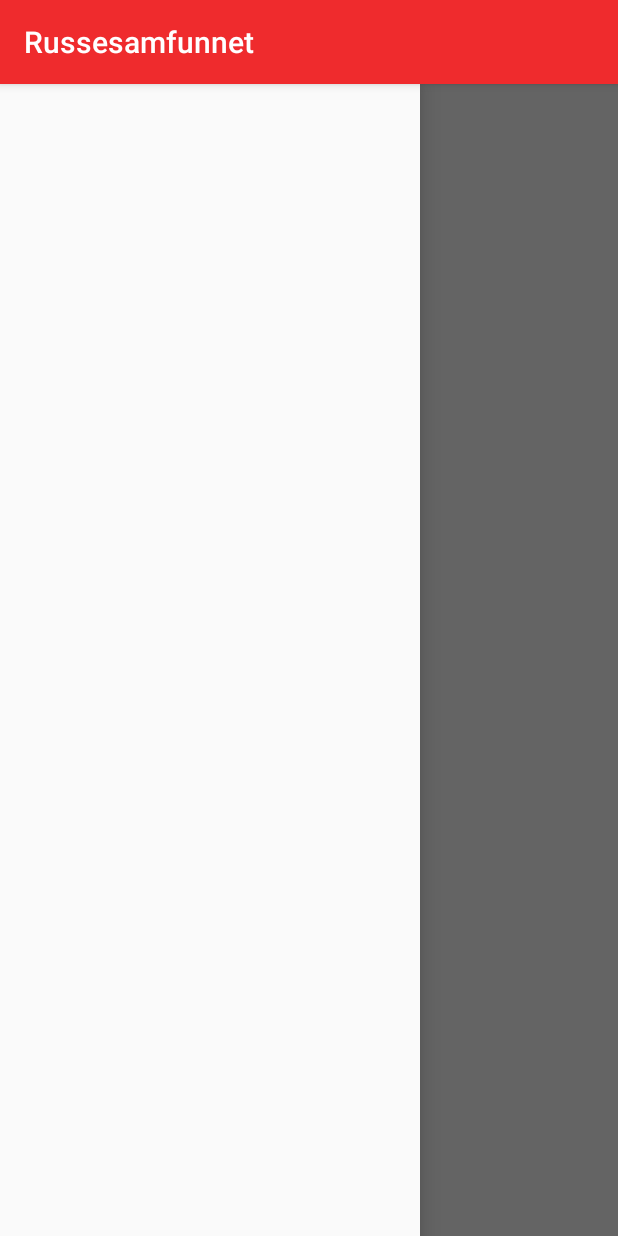
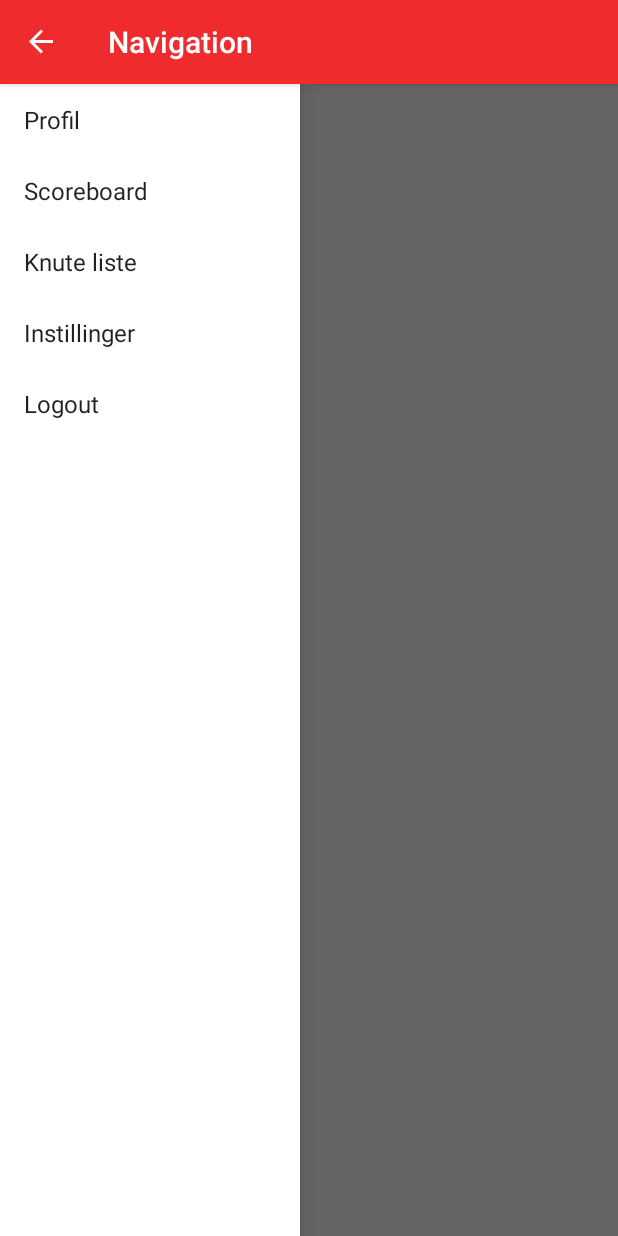
Before and after one commit to UnnamedSoftware/Russesamfunnet.no---Android, an Android app: the screen it shows after launch (Feed), with the side drawer open, on a phone screen of 412 x 824 dp. Run offline under Robolectric (Android 15) with nearby library versions, the phone set to English and light mode, and no system bars.

Commit message:
Added feed. Added Navigation bar. Added functionality to the navigation bar.

```diff
--- a/app/build.gradle
+++ b/app/build.gradle
@@ -26,5 +26,5 @@ dependencies {
     androidTestImplementation 'com.android.support.test:runner:1.0.1'
     androidTestImplementation 'com.android.support.test.espresso:espresso-core:3.0.1'
     compile 'com.mikhaellopez:circularimageview:3.0.2'
-
+    compile 'com.android.support:design:26.1.0'
 }
--- a/app/src/main/java/com/unnamedsoftware/russesamfunnet/Feed.java
+++ b/app/src/main/java/com/unnamedsoftware/russesamfunnet/Feed.java
@@ -1,20 +1,113 @@
 package com.unnamedsoftware.russesamfunnet;
 
+import android.content.res.Configuration;
+import android.support.v4.widget.DrawerLayout;
+import android.support.v4.widget.ListViewAutoScrollHelper;
+import android.support.v7.app.ActionBarDrawerToggle;
 import android.support.v7.app.AppCompatActivity;
 import android.os.Bundle;
+import android.view.MenuItem;
+import android.view.View;
+import android.widget.AdapterView;
+import android.widget.ArrayAdapter;
+import android.widget.ListView;
+
+import java.util.List;
 
 public class Feed extends AppCompatActivity {
+
+    private DrawerLayout drawerLayout;
+    private ListView drawerList;
+    private ArrayAdapter<String> drawerAdapter;
+    private ActionBarDrawerToggle drawerToggle;
+    private String activityTitle;
 
     @Override
     protected void onCreate(Bundle savedInstanceState) {
         super.onCreate(savedInstanceState);
         setContentView(R.layout.activity_feed);
 
+        getSupportActionBar().setDisplayHomeAsUpEnabled(true);
+        getSupportActionBar().setHomeButtonEnabled(true);
+
+        drawerLayout = (DrawerLayout) findViewById(R.id.navigationDrawer);
+        drawerList = (ListView) findViewById(R.id.navList);
+        activityTitle = getTitle().toString();
 
 
+        addDrawerItems();
+        setupDrawer();
 
 
 
 
     }
+
+    /**
+     * Populates the navigation menu
+     */
+    private void addDrawerItems()
+    {
+        String[] optionsArray = {"Profil", "Scoreboard", "Knute liste", "Instillinger", "Logout"};
+        drawerAdapter = new ArrayAdapter<>(this, android.R.layout.simple_list_item_1, optionsArray);
+        drawerList.setAdapter(drawerAdapter);
+
+
+        drawerList.setOnItemClickListener(new AdapterView.OnItemClickListener()
+        {
+            @Override
+            public void onItemClick(AdapterView<?> adapterView, View view, int i, long l) {
+            }
+        });
+    }
+
+    private void setupDrawer()
+    {
+        drawerToggle = new ActionBarDrawerToggle(this, drawerLayout, R.string.drawer_open, R.string.drawer_close)
+        {
+            public void onDrawerOpened(View drawerView)
+            {
+                super.onDrawerOpened(drawerView);
+                getSupportActionBar().setTitle("Navigation");
+                invalidateOptionsMenu();
+            }
+
+            public void onDrawerClosed(View view)
+            {
+                super.onDrawerClosed(view);
+                getSupportActionBar().setTitle(activityTitle);
+                invalidateOptionsMenu();
+            }
+        };
+        drawerToggle.setDrawerIndicatorEnabled(true);
+        drawerLayout.setDrawerListener(drawerToggle);
+    }
+
+    @Override
+    protected void onPostCreate(Bundle savedInstanceState) {
+
+        super.onPostCreate(savedInstanceState);
+        drawerToggle.syncState();
+    }
+
+    @Override
+    public void onConfigurationChanged(Configuration newConfig)
+    {
+        super.onConfigurationChanged(newConfig);
+        drawerToggle.onConfigurationChanged(newConfig);
+    }
+
+
+    @Override
+    public boolean onOptionsItemSelected(MenuItem item)
+    {
+
+        if (drawerToggle.onOptionsItemSelected(item))
+        {
+            return true;
+        }
+        return super.onOptionsItemSelected(item);
+    }
+
+
 }
--- a/app/src/main/res/layout/activity_feed.xml
+++ b/app/src/main/res/layout/activity_feed.xml
@@ -1,9 +1,9 @@
 <?xml version="1.0" encoding="utf-8"?>
 <android.support.v4.widget.DrawerLayout
-    android:id="@+id/feedDrawerLayout"
-    xmlns:android="http://schemas.android.com/apk/res/android"
+    android:id="@+id/navigationDrawer"
     android:layout_height="match_parent"
     android:layout_width="match_parent"
+    xmlns:android="http://schemas.android.com/apk/res/android"
     xmlns:app="http://schemas.android.com/apk/res-auto">
 
         <!-- Main content -->
@@ -14,11 +14,14 @@
         </FrameLayout>
 
         <!-- Navigation Drawer -->
-    <android.support.design.widget.NavigationView
-        android:id="@+id/navigationDrawer"
-        android:layout_width="wrap_content"
+    <ListView
+        android:id="@+id/navList"
+        android:layout_width="200dp"
         android:layout_height="match_parent"
-        android:layout_gravity="start"
-        app:menu="@menu/navigationDrawer_items"/>
+        android:layout_gravity="left"
+        android:choiceMode="singleChoice"
+        android:divider="@android:color/transparent"
+        android:dividerHeight="0dp"
+        android:background="@android:color/white"/>
 
     </android.support.v4.widget.DrawerLayout>
--- a/app/src/main/res/layout/activity_login.xml
+++ b/app/src/main/res/layout/activity_login.xml
@@ -64,7 +64,7 @@
         app:layout_constraintTop_toBottomOf="@+id/password" />
 
     <Button
-        android:id="@+id/login"
+        android:id="@+id/loginButton"
         android:layout_width="wrap_content"
         android:layout_height="wrap_content"
         android:layout_marginEnd="8dp"
--- a/app/src/main/res/values/strings.xml
+++ b/app/src/main/res/values/strings.xml
@@ -1,3 +1,6 @@
 <resources>
-    <string name="app_name">Russesamfunnet.no - Android</string>
+    <string name="app_name">Russesamfunnet</string>
+    <string name="drawer_open">Open navigation drawer</string>
+    <string name="drawer_close">Close navigation drawer</string>
+
 </resources>
```
Also changed, not shown: app/src/main/java/com/unnamedsoftware/russesamfunnet/Login.java (+28 -1 lines), app/src/main/res/layout/drawer_list_item.xml (added, +11 -0 lines). Lines whose indentation alone changed are shown as unchanged.
